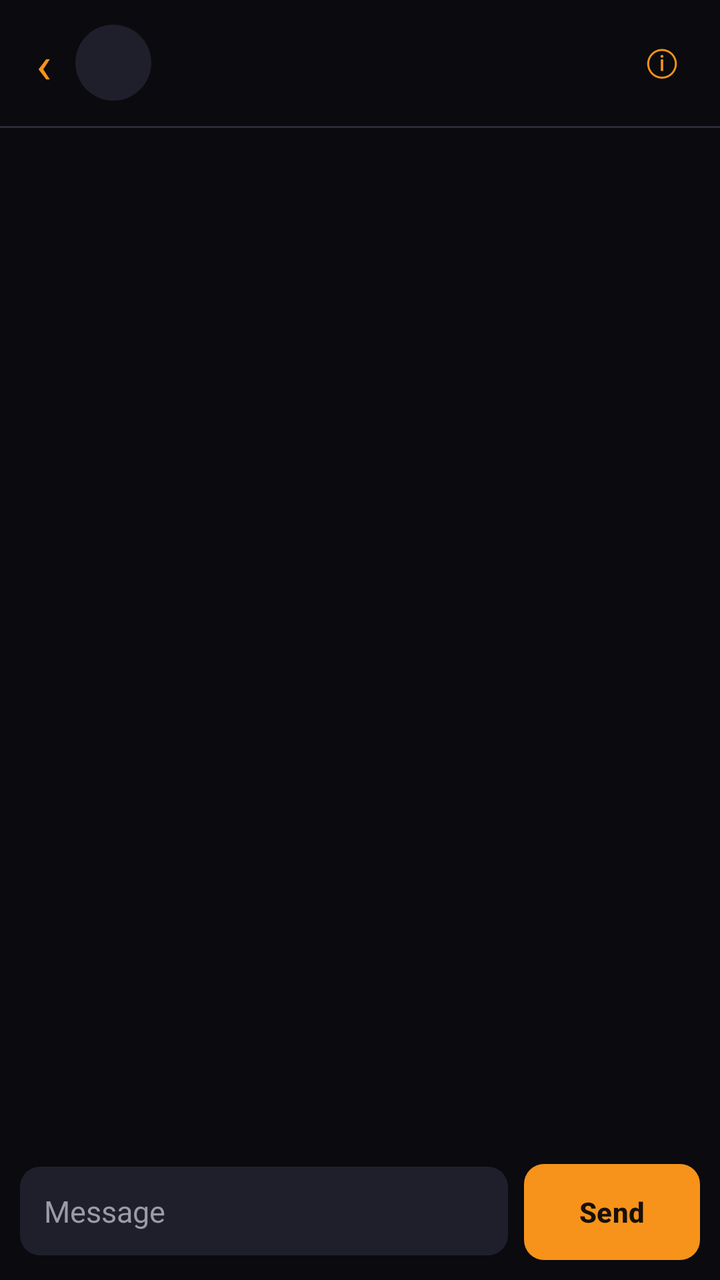
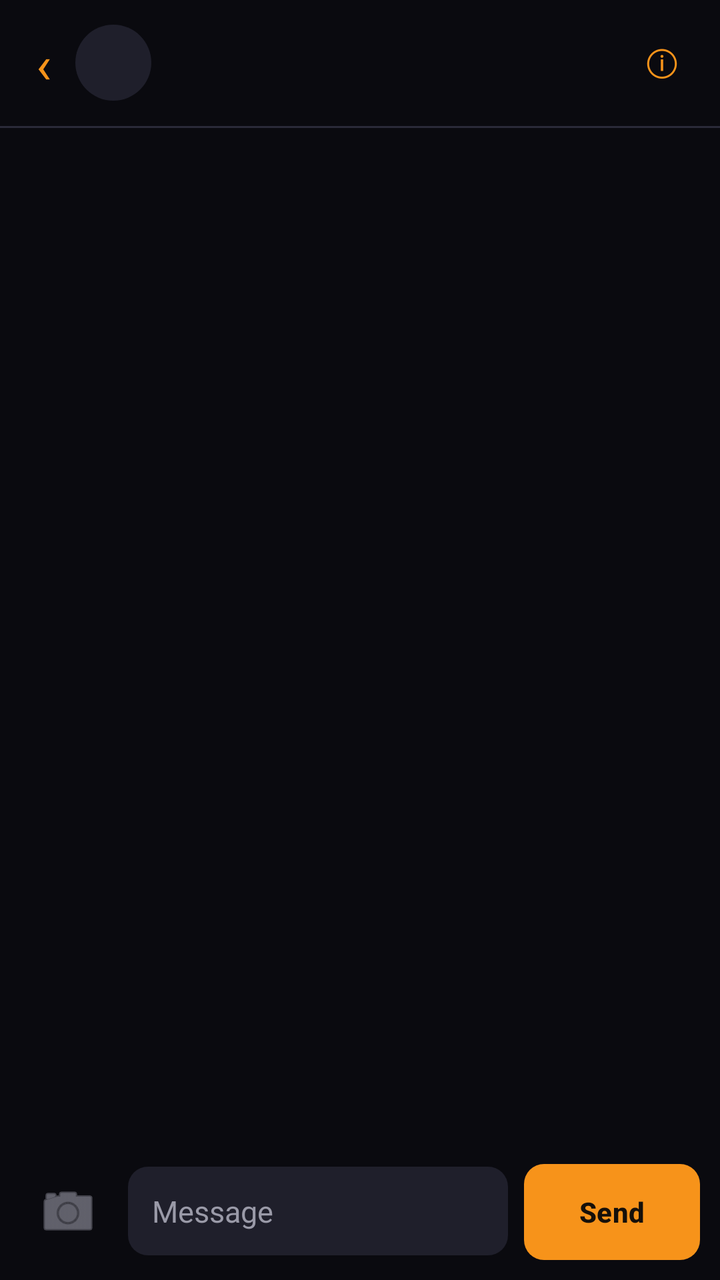

Compare the two renders of this Android layout. The source of the first and the diff that turns it into the second are given below.
<!-- AndroidManifest.xml: application theme Theme.Maxima -->
<!-- res/layout/activity_chat.xml -->
<?xml version="1.0" encoding="utf-8"?>
<LinearLayout xmlns:android="http://schemas.android.com/apk/res/android"
    android:id="@+id/chat_root"
    android:layout_width="match_parent"
    android:layout_height="match_parent"
    android:background="@color/ux_bg"
    android:orientation="vertical">

    
    <LinearLayout
        android:layout_width="match_parent"
        android:layout_height="wrap_content"
        android:gravity="center_vertical"
        android:orientation="horizontal"
        android:paddingStart="8dp"
        android:paddingEnd="12dp"
        android:paddingTop="10dp"
        android:paddingBottom="10dp">

        <TextView
            android:id="@+id/btn_chat_back"
            android:layout_width="wrap_content"
            android:layout_height="wrap_content"
            android:background="?android:attr/selectableItemBackgroundBorderless"
            android:paddingStart="10dp"
            android:paddingEnd="10dp"
            android:paddingTop="4dp"
            android:paddingBottom="4dp"
            android:text="‹"
            android:textColor="@color/ux_accent"
            android:textSize="26sp" />

        <TextView
            android:id="@+id/chat_avatar"
            android:layout_width="38dp"
            android:layout_height="38dp"
            android:layout_marginStart="2dp"
            android:background="@drawable/avatar"
            android:gravity="center"
            android:textColor="@color/ux_accent"
            android:textSize="15sp"
            android:textStyle="bold" />

        <LinearLayout
            android:layout_width="0dp"
            android:layout_weight="1"
            android:layout_height="wrap_content"
            android:layout_marginStart="12dp"
            android:orientation="vertical">

            <TextView
                android:id="@+id/chat_title"
                android:layout_width="match_parent"
                android:layout_height="wrap_content"
                android:ellipsize="end"
                android:singleLine="true"
                android:textColor="@color/ux_text"
                android:textSize="16sp"
                android:textStyle="bold" />

            <TextView
                android:id="@+id/chat_subtitle"
                android:layout_width="match_parent"
                android:layout_height="wrap_content"
                android:ellipsize="middle"
                android:singleLine="true"
                android:textColor="@color/ux_subtext"
                android:textSize="11sp" />
        </LinearLayout>

        <TextView
            android:id="@+id/btn_chat_info"
            android:layout_width="wrap_content"
            android:layout_height="wrap_content"
            android:background="?android:attr/selectableItemBackgroundBorderless"
            android:padding="8dp"
            android:text="ⓘ"
            android:textColor="@color/ux_accent"
            android:textSize="18sp" />
    </LinearLayout>

    <View
        android:layout_width="match_parent"
        android:layout_height="1dp"
        android:background="@color/ux_divider" />

    <ListView
        android:id="@+id/messages"
        android:layout_width="match_parent"
        android:layout_height="0dp"
        android:layout_weight="1"
        android:clipToPadding="false"
        android:divider="@null"
        android:dividerHeight="0dp"
        android:paddingTop="8dp"
        android:paddingBottom="8dp"
        android:stackFromBottom="true" />

    <LinearLayout
        android:layout_width="match_parent"
        android:layout_height="wrap_content"
        android:gravity="bottom"
        android:orientation="horizontal"
        android:paddingStart="10dp"
        android:paddingEnd="10dp"
        android:paddingTop="6dp"
        android:paddingBottom="10dp">

        <EditText
            android:id="@+id/chat_input"
            android:layout_width="0dp"
            android:layout_weight="1"
            android:layout_height="wrap_content"
            android:background="@drawable/input"
            android:hint="Message"
            android:importantForAutofill="no"
            android:inputType="textCapSentences|textMultiLine"
            android:maxLines="5"
            android:padding="12dp"
            android:textColor="@color/ux_text"
            android:textColorHint="@color/ux_subtext"
            android:textSize="15sp" />

        <Button
            android:id="@+id/btn_chat_send"
            android:layout_width="wrap_content"
            android:layout_height="wrap_content"
            android:layout_marginStart="8dp"
            android:background="@drawable/btn_primary"
            android:stateListAnimator="@null"
            android:text="Send"
            android:textAllCaps="false"
            android:textColor="#FF16100A"
            android:textStyle="bold" />
    </LinearLayout>
</LinearLayout>
<!-- resources referenced by this layout -->
<resources>
  <color name="ux_accent">#FFF7931A</color>
  <color name="ux_bg">#FF0A0A0F</color>
  <color name="ux_divider">#FF2A2A38</color>
  <color name="ux_subtext">#FF9A9AA8</color>
  <color name="ux_text">#FFFFFFFF</color>
  <!-- drawable avatar (drawable) -->
  <?xml version="1.0" encoding="utf-8"?>
  <shape xmlns:android="http://schemas.android.com/apk/res/android" android:shape="oval">
      <solid android:color="@color/ux_card2" />
  </shape>
  <!-- drawable btn_primary (drawable) -->
  <?xml version="1.0" encoding="utf-8"?>
  <selector xmlns:android="http://schemas.android.com/apk/res/android">
      <item android:state_pressed="true">
          <shape android:shape="rectangle">
              <solid android:color="#FFCB7A15" />
              <corners android:radius="10dp" />
          </shape>
      </item>
      <item>
          <shape android:shape="rectangle">
              <solid android:color="@color/ux_accent" />
              <corners android:radius="10dp" />
          </shape>
      </item>
  </selector>
  <!-- drawable input (drawable) -->
  <?xml version="1.0" encoding="utf-8"?>
  <shape xmlns:android="http://schemas.android.com/apk/res/android" android:shape="rectangle">
      <solid android:color="@color/ux_input" />
      <corners android:radius="10dp" />
  </shape>
  <style name="Theme.Maxima" parent="Base.Theme.Maxima" />
  <color name="ux_card2">#FF1F1F2B</color>
  <color name="ux_input">#FF1F1F2B</color>
  <style name="Base.Theme.Maxima" parent="Theme.Material3.DayNight.NoActionBar">
          <item name="android:windowBackground">@color/ux_bg</item>
          <item name="android:textColor">@color/ux_text</item>
          <item name="colorPrimary">@color/ux_accent</item>
      </style>
</resources>

<!-- the commit's change to res/layout/activity_chat.xml (unified diff, before → after) -->
@@ -106,6 +106,18 @@
         android:paddingTop="6dp"
         android:paddingBottom="10dp">
 
+        <ImageButton
+            android:id="@+id/btn_chat_attach"
+            android:layout_width="wrap_content"
+            android:layout_height="wrap_content"
+            android:layout_marginEnd="6dp"
+            android:background="?android:attr/selectableItemBackgroundBorderless"
+            android:contentDescription="Attach photo"
+            android:padding="8dp"
+            android:src="@android:drawable/ic_menu_camera"
+            app:tint="@color/ux_subtext"
+            xmlns:app="http://schemas.android.com/apk/res-auto" />
+
         <EditText
             android:id="@+id/chat_input"
             android:layout_width="0dp"
